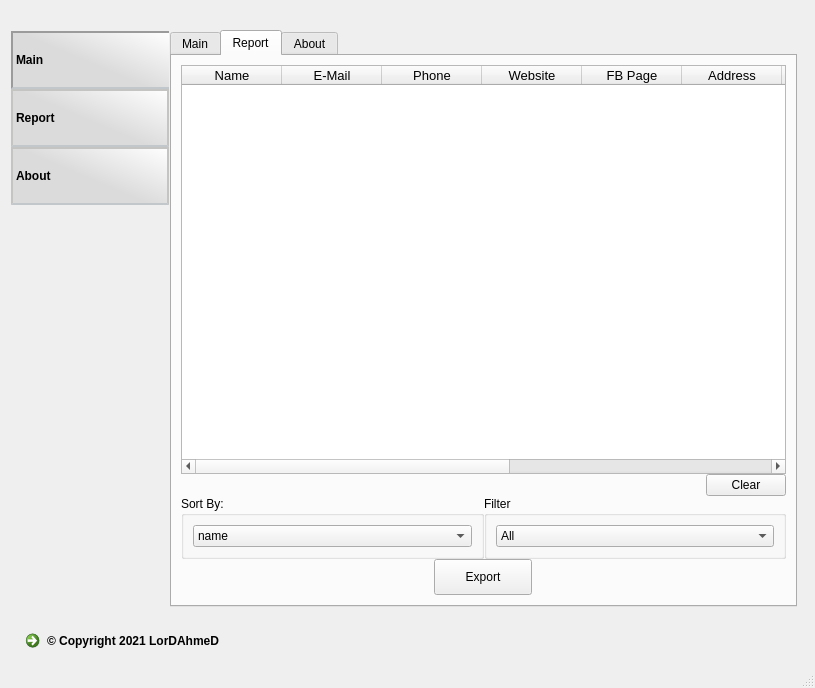
Old version of the form untitled.ui in the repository thelordahmed/FYY-Scraper.
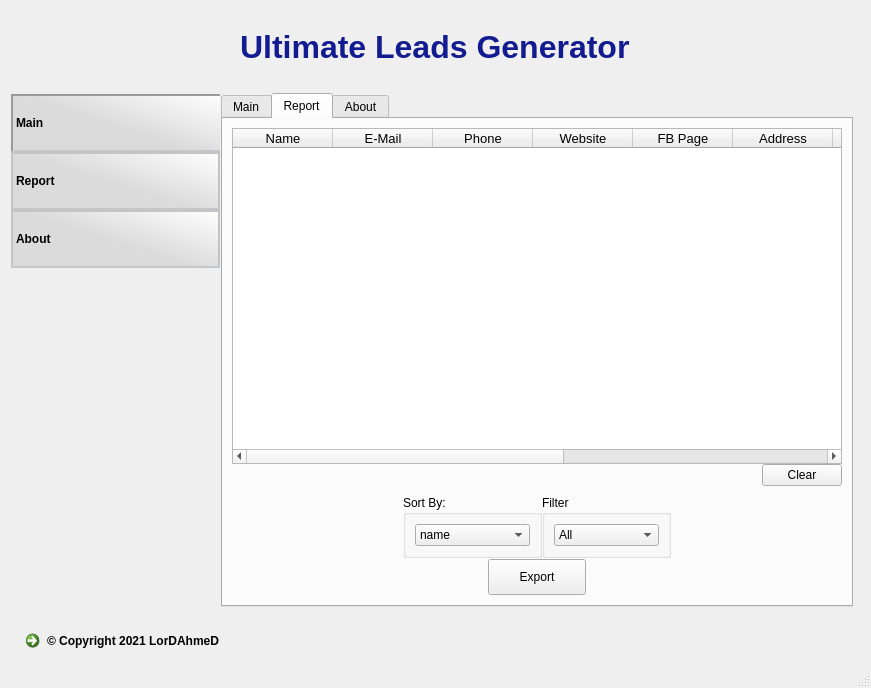
New version of the form. Icons and pictures are not drawn.

```diff
--- a/untitled.ui
+++ b/untitled.ui
@@ -9,7 +9,7 @@
    <rect>
     <x>0</x>
     <y>0</y>
-    <width>693</width>
+    <width>871</width>
     <height>688</height>
    </rect>
   </property>
@@ -32,11 +32,15 @@
         <height>100</height>
        </size>
       </property>
+      <property name="styleSheet">
+       <string notr="true">color: #131b91;
+margin:20px</string>
+      </property>
       <property name="text">
-       <string/>
+       <string>&lt;html&gt;&lt;head/&gt;&lt;body&gt;&lt;p&gt;&lt;span style=&quot; font-size:24pt; font-weight:600;&quot;&gt;Ultimate Leads Generator&lt;/span&gt;&lt;/p&gt;&lt;/body&gt;&lt;/html&gt;</string>
       </property>
-      <property name="pixmap">
-       <pixmap resource="logo.qrc">:/logo/Data/logo.png</pixmap>
+      <property name="textFormat">
+       <enum>Qt::RichText</enum>
       </property>
       <property name="scaledContents">
        <bool>true</bool>
@@ -622,16 +626,29 @@
                </property>
               </widget>
              </item>
-             <item>
+             <item alignment="Qt::AlignHCenter">
+              <widget class="QWidget" name="widget" native="true">
+               <property name="sizePolicy">
+                <sizepolicy hsizetype="Maximum" vsizetype="Preferred">
+                 <horstretch>0</horstretch>
+                 <verstretch>0</verstretch>
+                </sizepolicy>
+               </property>
               <layout class="QHBoxLayout" name="horizontalLayout_4">
                <property name="spacing">
                 <number>0</number>
                </property>
                <property name="bottomMargin">
-                <number>0</number>
+                 <number>1</number>
                </property>
                <item>
                 <widget class="QGroupBox" name="groupBox_5">
+                  <property name="sizePolicy">
+                   <sizepolicy hsizetype="Maximum" vsizetype="Preferred">
+                    <horstretch>0</horstretch>
+                    <verstretch>0</verstretch>
+                   </sizepolicy>
+                  </property>
                  <property name="title">
                   <string>Sort By:</string>
                  </property>
@@ -675,6 +692,12 @@
                </item>
                <item>
                 <widget class="QGroupBox" name="groupBox_4">
+                  <property name="sizePolicy">
+                   <sizepolicy hsizetype="Maximum" vsizetype="Preferred">
+                    <horstretch>0</horstretch>
+                    <verstretch>0</verstretch>
+                   </sizepolicy>
+                  </property>
                  <property name="title">
                   <string>Filter</string>
                  </property>
@@ -707,6 +730,7 @@
                 </widget>
                </item>
               </layout>
+              </widget>
              </item>
              <item alignment="Qt::AlignHCenter">
               <widget class="QPushButton" name="export_btn">
```
Left out of the diff: 28 changed lines with no effect on the pictures. Lines whose indentation alone changed are shown as unchanged.
